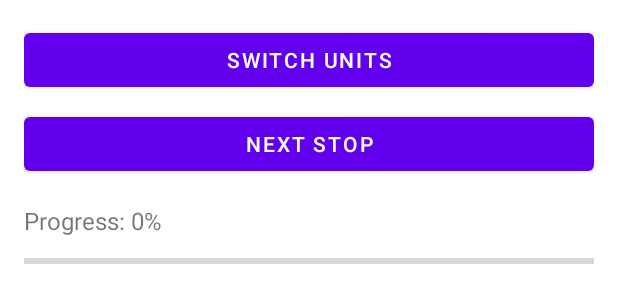
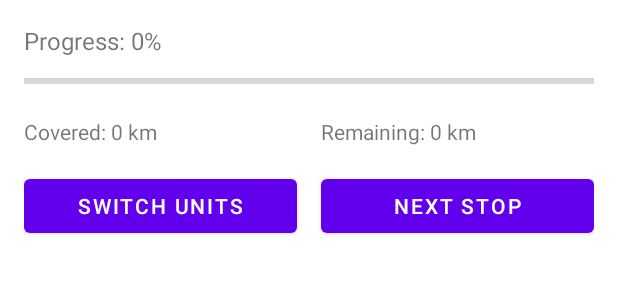
Before and after one commit to aryanGupta-09/JourneyTracker-XML, an Android app built with Jetpack Compose: the layout activity_main.xml on its own in the app's theme, with its tools: preview values and no code run, on a phone screen of 412 x 824 dp. Shown: the top 303 px of the screen. Run offline under Robolectric (Android 15) with nearby library versions, the phone set to English and light mode, and no system bars.

Commit message:
some functionality and ui improvements

```diff
--- a/app/src/main/res/drawable/progress_arrow.xml
+++ b/app/src/main/res/drawable/progress_arrow.xml
@@ -2,9 +2,9 @@
 <layer-list xmlns:android="http://schemas.android.com/apk/res/android">
     <!-- Vertical line - this will extend -->
     <item
-        android:left="13dp"
-        android:right="13dp"
-        android:bottom="18dp">
+        android:left="21dp"
+        android:right="21dp"
+        android:bottom="20dp">
         <shape android:shape="rectangle">
             <solid android:color="@android:color/holo_green_dark" />
             <size android:width="8dp" />
@@ -14,13 +14,13 @@
     <!-- Fixed circle at bottom -->
     <item
         android:gravity="bottom"
-        android:left="2dp"
-        android:right="2dp"
+        android:left="5dp"
+        android:right="5dp"
         android:bottom="0dp">
         <shape android:shape="oval">
             <size
-                android:width="30dp"
-                android:height="30dp" />
+                android:width="40dp"
+                android:height="40dp" />
             <solid android:color="@android:color/holo_green_dark" />
         </shape>
     </item>
--- a/app/src/main/res/layout/activity_main.xml
+++ b/app/src/main/res/layout/activity_main.xml
@@ -3,20 +3,6 @@
     android:layout_height="match_parent"
     android:orientation="vertical"
     android:padding="16dp">
-
-    <!-- Buttons -->
-    <Button
-        android:id="@+id/switchUnitButton"
-        android:layout_width="match_parent"
-        android:layout_height="wrap_content"
-        android:text="Switch Units" />
-
-    <Button
-        android:id="@+id/nextStopButton"
-        android:layout_width="match_parent"
-        android:layout_height="wrap_content"
-        android:layout_marginTop="8dp"
-        android:text="Next Stop" />
 
     <!-- Progress Section -->
     <TextView
@@ -24,15 +10,76 @@
         android:layout_width="wrap_content"
         android:layout_height="wrap_content"
         android:text="Progress: 0%"
+        android:textSize="16sp" />
+
+    <TextView
+        android:id="@+id/journeyCompletedText"
+        android:layout_width="wrap_content"
+        android:layout_height="wrap_content"
+        android:text=" - Journey Completed"
         android:textSize="16sp"
-        android:layout_marginTop="16dp" />
+        android:textColor="@android:color/holo_green_dark"
+        android:visibility="gone"
+        android:layout_marginStart="4dp" />
 
     <ProgressBar
         android:id="@+id/progressBar"
         style="?android:attr/progressBarStyleHorizontal"
         android:layout_width="match_parent"
         android:layout_height="wrap_content"
-        android:layout_marginTop="8dp" />
+        android:layout_marginTop="8dp"
+        android:layout_marginBottom="16dp" />
+
+    <!-- Distance Information -->
+    <LinearLayout
+        android:layout_width="match_parent"
+        android:layout_height="wrap_content"
+        android:orientation="horizontal"
+        android:layout_marginBottom="16dp">
+
+        <TextView
+            android:id="@+id/distanceCovered"
+            android:layout_width="0dp"
+            android:layout_height="wrap_content"
+            android:layout_weight="1"
+            android:layout_marginEnd="8dp"
+            android:gravity="start"
+            android:text="Covered: 0 km"
+            android:textSize="14sp" />
+
+        <TextView
+            android:id="@+id/distanceRemaining"
+            android:layout_width="0dp"
+            android:layout_height="wrap_content"
+            android:layout_weight="1"
+            android:layout_marginStart="8dp"
+            android:gravity="start"
+            android:text="Remaining: 0 km"
+            android:textSize="14sp" />
+    </LinearLayout>
+
+    <!-- Buttons in horizontal layout -->
+    <LinearLayout
+        android:layout_width="match_parent"
+        android:layout_height="wrap_content"
+        android:orientation="horizontal">
+
+        <Button
+            android:id="@+id/switchUnitButton"
+            android:layout_width="0dp"
+            android:layout_height="wrap_content"
+            android:layout_weight="1"
+            android:layout_marginEnd="8dp"
+            android:text="Switch Units" />
+
+        <Button
+            android:id="@+id/nextStopButton"
+            android:layout_width="0dp"
+            android:layout_height="wrap_content"
+            android:layout_weight="1"
+            android:layout_marginStart="8dp"
+            android:text="Next Stop" />
+    </LinearLayout>
 
     <!-- Stops List with Vertical Progress -->
     <LinearLayout
--- a/app/src/main/res/values/strings.xml
+++ b/app/src/main/res/values/strings.xml
@@ -1,6 +1,6 @@
 <?xml version="1.0" encoding="utf-8"?>
 <resources>
-    <string name="app_name">Travel Journey</string>
+    <string name="app_name">Journey Tracker</string>
     <string name="switch_units">Switch Units</string>
     <string name="next_stop">Next Stop</string>
     <string name="progress">Journey Progress</string>
```
Also changed, not shown: app/src/main/java/com/example/mc_a1/JourneyManager.kt (+22 -4 lines), app/src/main/java/com/example/mc_a1/MainActivity.kt (+55 -23 lines), app/src/main/java/com/example/mc_a1/StopAdapter.kt (+8 -3 lines), app/src/main/res/raw/stops.txt (+20 -47 lines).
